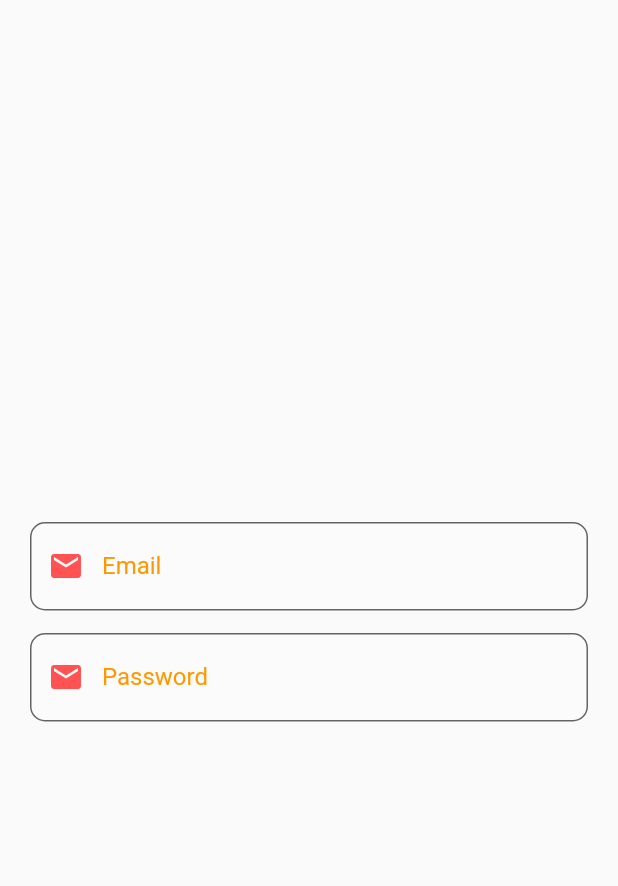
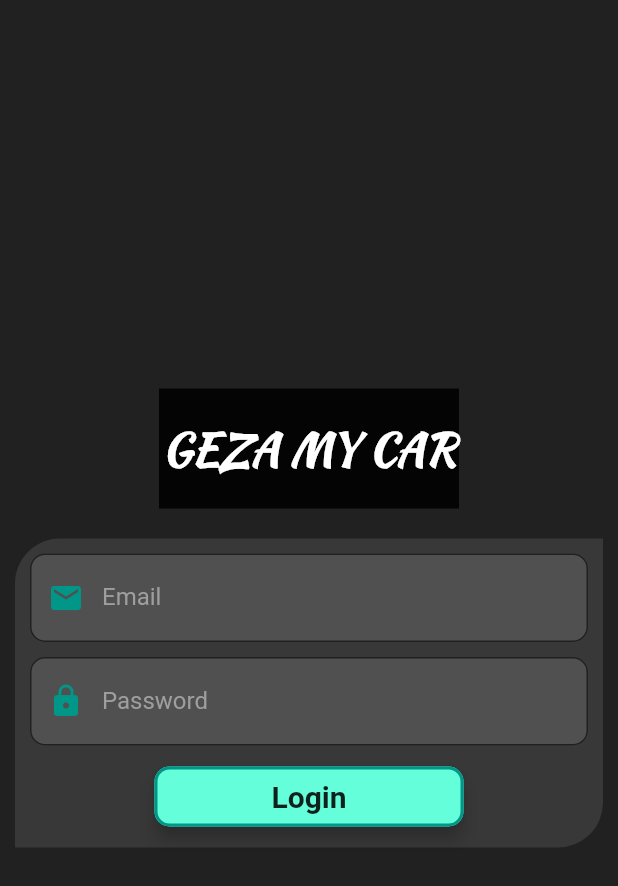
Before and after one commit to Joesta/geza-my-car, a Flutter app: the screen it shows after launch, on a phone screen of 412 x 824 dp. Shown: the top 886 px of the screen. Run offline on Flutter 3.47's test engine with Material 2 defaults, Android fonts, the phone set to English and light mode, and no system bars; drawn by our look-alikes of animated_text_kit; our stand-ins replace email_validator.

Commit message:
Improvements on login ui, modularized appa and added firebase sdk

```diff
--- a/lib/main.dart
+++ b/lib/main.dart
@@ -1,16 +1,12 @@
 import 'package:flutter/cupertino.dart';
 import 'package:flutter/material.dart';
+import 'package:gezamycar/screens/login_screen.dart';
 
 void main() {
   runApp(GezaMyApp());
 }
 
-class GezaMyApp extends StatefulWidget {
-  @override
-  _GezaMyAppState createState() => _GezaMyAppState();
-}
-
-class _GezaMyAppState extends State<GezaMyApp> {
+class GezaMyApp extends StatelessWidget {
   @override
   Widget build(BuildContext context) {
     return MaterialApp(
@@ -18,90 +14,3 @@ class _GezaMyAppState extends State<GezaMyApp> {
     );
   }
 }
-
-class LoginScreen extends StatelessWidget {
-  @override
-  Widget build(BuildContext context) {
-    return SafeArea(
-      child: Scaffold(
-        body: Container(
-          child: Center(
-            child: SingleChildScrollView(
-              physics: BouncingScrollPhysics(),
-              child: Container(
-                child: Column(
-                  children: <Widget>[
-                    Padding(
-                      padding: EdgeInsets.symmetric(
-                        vertical: 10.0,
-                        horizontal: 20.0,
-                      ),
-                      child: CustomTextFormField(
-                        onChanged: null,
-                        labelText: 'Email',
-                      ),
-                    ),
-                    Padding(
-                      padding:
-                          EdgeInsets.symmetric(vertical: 5.0, horizontal: 20.0),
-                      child: CustomTextFormField(
-                        onChanged: null,
-                        labelText: 'Password',
-                      ),
-                    ),
-                  ],
-                ),
-              ),
-            ),
-          ),
-        ),
-      ),
-    );
-  }
-}
-
-class CustomTextFormField extends StatelessWidget {
-  final bool autoValidate;
-  final bool isObscure;
-  final Function onChanged;
-  final String labelText;
-
-  CustomTextFormField({
-    @required this.onChanged,
-    this.labelText,
-    this.autoValidate = true,
-    this.isObscure = false,
-  });
-
-  @override
-  Widget build(BuildContext context) {
-    return TextFormField(
-      onChanged: onChanged,
-      autovalidate: true,
-      obscureText: isObscure,
-      decoration: InputDecoration(
-        labelStyle: TextStyle(color: Colors.orange),
-        labelText: labelText,
-        filled: true,
-        fillColor: Colors.white12,
-        prefixIcon: Icon(
-          Icons.email,
-          color: Colors.redAccent,
-        ),
-        border: OutlineInputBorder(
-          borderRadius: BorderRadius.all(
-            Radius.circular(10.0),
-          ),
-        ),
-        focusedBorder: OutlineInputBorder(
-          borderRadius: BorderRadius.circular(10.0),
-          borderSide: BorderSide(
-            color: Colors.deepOrange,
-            style: BorderStyle.solid,
-            width: 2.0,
-          ),
-        ),
-      ),
-    );
-  }
-}
--- /dev/null
+++ b/lib/screens/home_screen.dart
@@ -0,0 +1,10 @@
+import 'package:flutter/material.dart';
+
+class HomeScreen extends StatelessWidget {
+  static const String id = 'HomeScreen';
+
+  @override
+  Widget build(BuildContext context) {
+    return Container();
+  }
+}
--- /dev/null
+++ b/lib/screens/login_screen.dart
@@ -0,0 +1,112 @@
+import 'package:flutter/material.dart';
+import 'package:flutter/widgets.dart';
+import 'package:gezamycar/utils/form_validators.dart';
+import 'package:gezamycar/widgets/custom_text_form.dart';
+import 'package:gezamycar/widgets/login_text_anim.dart';
+
+class LoginScreen extends StatelessWidget {
+  final _formKey = GlobalKey<FormState>();
+
+  void _submit() {
+    final form = _formKey.currentState;
+    if (form.validate()) {
+      print('Valid inputs');
+    }
+  }
+
+  @override
+  Widget build(BuildContext context) {
+    return SafeArea(
+      child: Scaffold(
+        body: Container(
+          color: Colors.black87,
+          child: Center(
+            child: SingleChildScrollView(
+              physics: BouncingScrollPhysics(),
+              child: Column(
+                children: <Widget>[
+                  Container(
+                    child: LoginTextAnim(headingText: 'GEZA MY CAR'),
+                  ),
+                  SizedBox(
+                    height: 20.0,
+                  ),
+                  Padding(
+                    padding: EdgeInsets.symmetric(horizontal: 10.0),
+                    child: Container(
+                      decoration: BoxDecoration(
+                        color: Colors.white10,
+                        borderRadius: BorderRadius.only(
+                          topLeft: Radius.circular(30.0),
+                          bottomRight: Radius.circular(30.0),
+                        ),
+                      ),
+                      child: Padding(
+                        padding: EdgeInsets.symmetric(
+                            vertical: 10.0, horizontal: 10.0),
+                        child: Form(
+                          key: _formKey,
+                          child: Column(
+                            children: <Widget>[
+                              CustomTextFormField(
+                                onChanged: (_) {},
+                                labelText: 'Email',
+                                icon: Icons.email,
+                                validator: (String _email) {
+                                  return FormValidator.validateEmail(
+                                      email: _email);
+                                },
+                              ),
+                              SizedBox(
+                                height: 10.0,
+                              ),
+                              CustomTextFormField(
+                                onChanged: (_) {},
+                                labelText: 'Password',
+                                icon: Icons.lock,
+                                isObscure: true,
+                                validator: (String _password) {
+                                  return FormValidator.validatePassword(
+                                      password: _password);
+                                },
+                              ),
+                              SizedBox(
+                                height: 10.0,
+                              ),
+                              MaterialButton(
+                                elevation: 5.0,
+                                height: 40.0,
+                                onPressed: _submit,
+                                color: Colors.tealAccent,
+                                minWidth: MediaQuery.of(context).size.width / 2,
+                                child: Text(
+                                  'Login',
+                                  style: TextStyle(
+                                    fontWeight: FontWeight.w700,
+                                    fontSize: 20.0,
+                                  ),
+                                ),
+                                shape: RoundedRectangleBorder(
+                                  borderRadius: BorderRadius.circular(10.0),
+                                  side: BorderSide(
+                                    color: Colors.teal,
+                                    width: 2.0,
+                                    style: BorderStyle.solid,
+                                  ),
+                                ),
+                              ),
+                            ],
+                          ),
+                        ),
+                      ),
+                    ),
+                  ),
+                ],
+              ),
+            ),
+          ),
+        ),
+      ),
+    );
+  }
+}
--- /dev/null
+++ b/lib/utils/form_validators.dart
@@ -0,0 +1,28 @@
+import 'package:email_validator/email_validator.dart';
+
+class FormValidator {
+  static String _fieldRequired = 'Field is required!';
+  static String _passwordShort = 'Password too short';
+  static String _invalidEmail = 'Invalid email address';
+  static int _minPasswordLength = 6;
+  static int _maxPasswordLength = 20;
+
+  static String validateEmail({String email}) {
+    return email.trim().isEmpty
+        ? _fieldRequired
+        : !_isEmail(email) ? _invalidEmail : null;
+  }
+
+  static String validatePassword({String password}) {
+    return password.trim().isEmpty
+        ? _fieldRequired
+        : !_isPasswordLength(password) ? _passwordShort : null;
+  }
+
+  static bool _isEmail(String emailAddress) {
+    return EmailValidator.validate(emailAddress);
+  }
+
+  static bool _isPasswordLength(String password) =>
+      password.length > _minPasswordLength;
+}
--- /dev/null
+++ b/lib/widgets/custom_text_form.dart
@@ -0,0 +1,52 @@
+import 'package:flutter/material.dart';
+
+class CustomTextFormField extends StatelessWidget {
+  final bool autoValidate;
+  final bool isObscure;
+  final Function onChanged;
+  final String labelText;
+  final IconData icon;
+  final Function validator;
+
+  CustomTextFormField({
+    @required this.onChanged,
+    this.labelText,
+    this.autoValidate = false,
+    this.isObscure = false,
+    this.icon,
+    this.validator,
+  });
+
+  @override
+  Widget build(BuildContext context) {
+    return TextFormField(
+      validator: validator,
+      onChanged: onChanged,
+      autovalidate: autoValidate,
+      obscureText: isObscure,
+      decoration: InputDecoration(
+        labelStyle: TextStyle(color: Colors.grey),
+        labelText: labelText,
+        filled: true,
+        fillColor: Colors.white12,
+        prefixIcon: Icon(
+          icon,
+          color: Colors.teal,
+        ),
+        border: OutlineInputBorder(
+          borderRadius: BorderRadius.all(
+            Radius.circular(10.0),
+          ),
+        ),
+        focusedBorder: OutlineInputBorder(
+          borderRadius: BorderRadius.circular(10.0),
+          borderSide: BorderSide(
+            color: Colors.teal,
+            style: BorderStyle.solid,
+            width: 2.0,
+          ),
+        ),
+      ),
+    );
+  }
+}
--- /dev/null
+++ b/lib/widgets/login_text_anim.dart
@@ -0,0 +1,26 @@
+import 'package:animated_text_kit/animated_text_kit.dart';
+import 'package:flutter/material.dart';
+
+class LoginTextAnim extends StatelessWidget {
+  final String headingText;
+
+  LoginTextAnim({this.headingText});
+
+  @override
+  Widget build(BuildContext context) {
+    return SizedBox(
+      width: 200.0,
+      child: TextLiquidFill(
+        boxBackgroundColor: Colors.black87,
+        text: headingText,
+        waveColor: Colors.white,
+        textStyle: TextStyle(
+          fontFamily: 'KaushanScript-Regular',
+          fontSize: 30.0,
+          fontWeight: FontWeight.bold,
+        ),
+        boxHeight: 80.0,
+      ),
+    );
+  }
+}
```
Also changed, not shown: pubspec.yaml (+21 -24 lines), fonts/KaushanScript-Regular.ttf (added), lib/screens/forgot_password_screen.dart (added), lib/screens/register_screen.dart (added), pubspec.lock, 4 other files.
